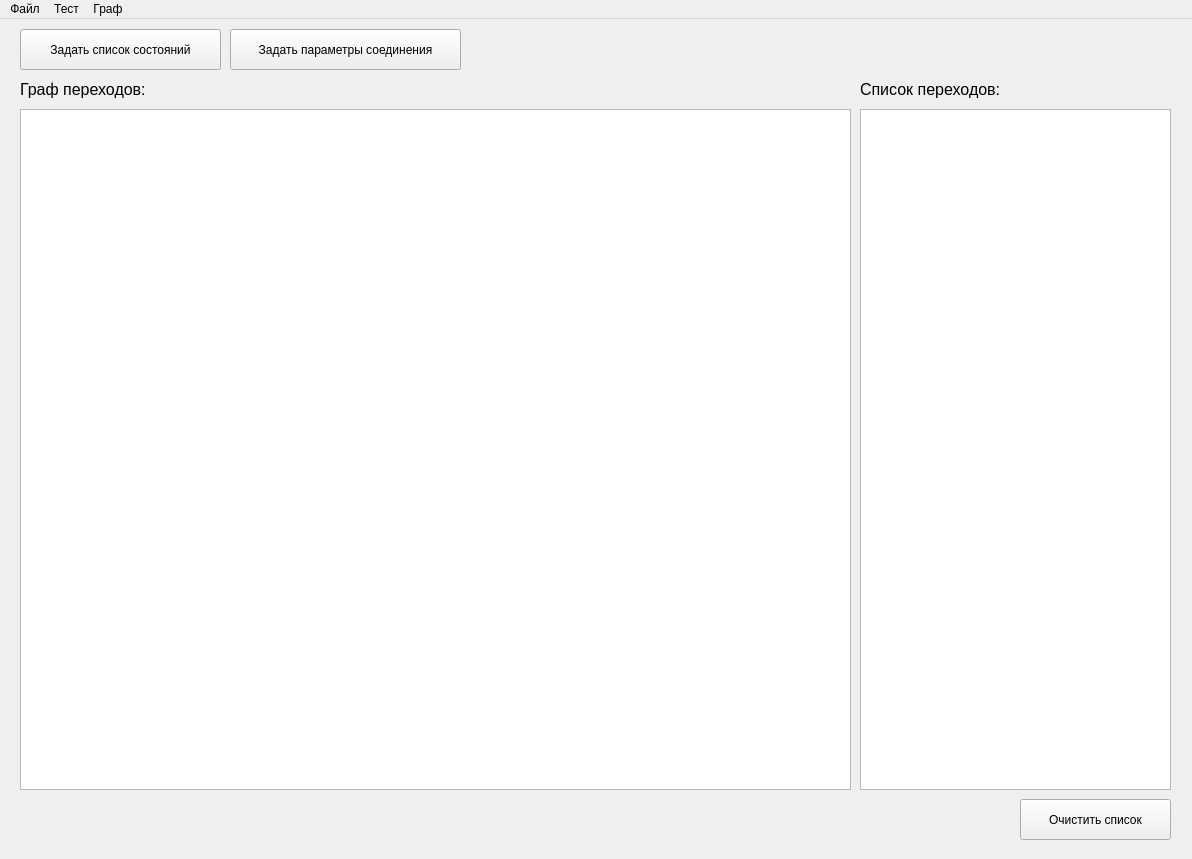
Before: the Qt Designer form mainwindow.ui in IrenPischulina/TestServer, drawn with Qt 5.
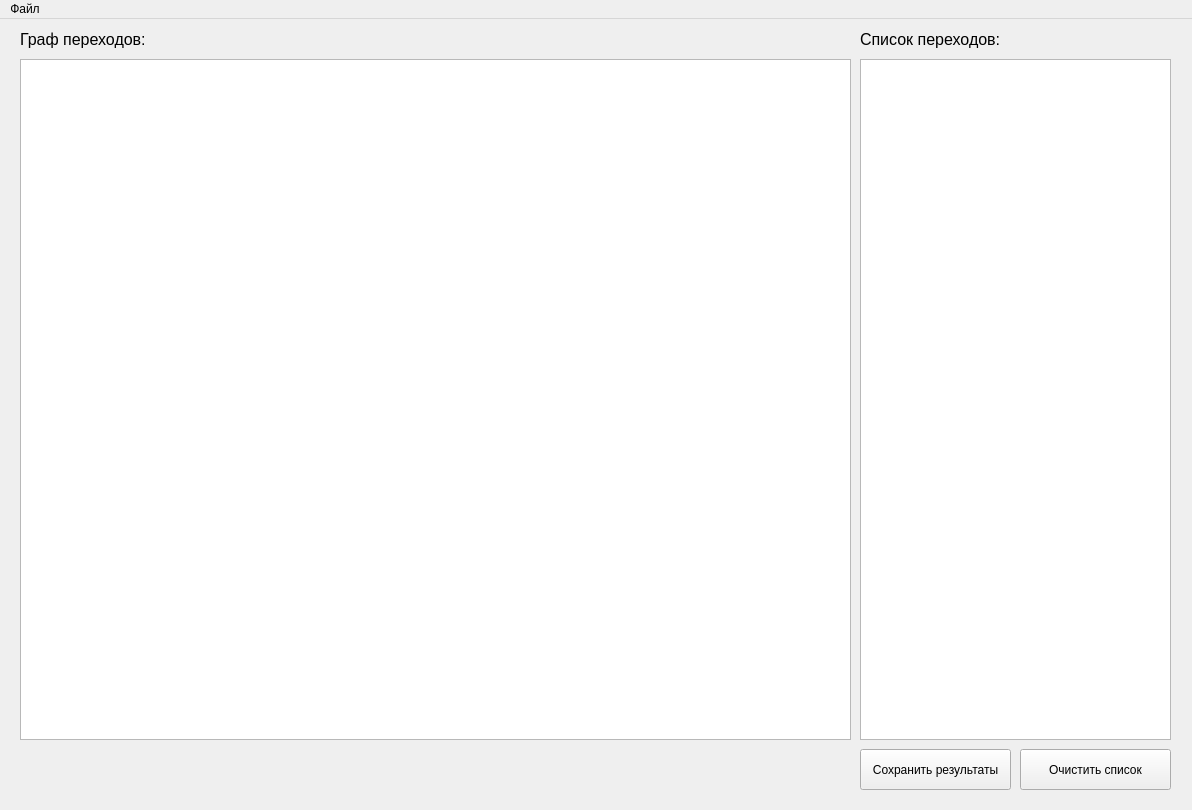
After: the same form once the commit is applied.

```diff
--- a/mainwindow.ui
+++ b/mainwindow.ui
@@ -7,31 +7,18 @@
     <x>0</x>
     <y>0</y>
     <width>1192</width>
-    <height>859</height>
+    <height>810</height>
    </rect>
   </property>
   <property name="windowTitle">
    <string>TestServer</string>
   </property>
   <widget class="QWidget" name="centralWidget">
-   <widget class="QPushButton" name="loadButton">
-    <property name="geometry">
-     <rect>
-      <x>20</x>
-      <y>10</y>
-      <width>201</width>
-      <height>41</height>
-     </rect>
-    </property>
-    <property name="text">
-     <string>Задать список состояний</string>
-    </property>
-   </widget>
    <widget class="QGraphicsView" name="graphicsView">
     <property name="geometry">
      <rect>
       <x>20</x>
-      <y>90</y>
+      <y>40</y>
       <width>831</width>
       <height>681</height>
      </rect>
@@ -41,30 +28,17 @@
     <property name="geometry">
      <rect>
       <x>860</x>
-      <y>90</y>
+      <y>40</y>
       <width>311</width>
       <height>681</height>
      </rect>
     </property>
    </widget>
-   <widget class="QPushButton" name="setIPButton">
-    <property name="geometry">
-     <rect>
-      <x>230</x>
-      <y>10</y>
-      <width>231</width>
-      <height>41</height>
-     </rect>
-    </property>
-    <property name="text">
-     <string>Задать параметры соединения</string>
-    </property>
-   </widget>
    <widget class="QLabel" name="label">
     <property name="geometry">
      <rect>
       <x>20</x>
-      <y>60</y>
+      <y>10</y>
       <width>141</width>
       <height>21</height>
      </rect>
@@ -82,7 +56,7 @@
     <property name="geometry">
      <rect>
       <x>860</x>
-      <y>60</y>
+      <y>10</y>
       <width>161</width>
       <height>21</height>
      </rect>
@@ -100,7 +74,7 @@
     <property name="geometry">
      <rect>
       <x>1020</x>
-      <y>780</y>
+      <y>730</y>
       <width>151</width>
       <height>41</height>
      </rect>
@@ -109,6 +83,19 @@
      <string>Очистить список</string>
     </property>
    </widget>
+   <widget class="QPushButton" name="saveButton">
+    <property name="geometry">
+     <rect>
+      <x>860</x>
+      <y>730</y>
+      <width>151</width>
+      <height>41</height>
+     </rect>
+    </property>
+    <property name="text">
+     <string>Сохранить результаты</string>
+    </property>
+   </widget>
   </widget>
   <widget class="QMenuBar" name="menuBar">
    <property name="geometry">
@@ -130,22 +117,9 @@
     <addaction name="separator"/>
     <addaction name="action_11"/>
     <addaction name="action_5"/>
-   </widget>
-   <widget class="QMenu" name="menu_2">
-    <property name="title">
-     <string>Тест</string>
-    </property>
-    <addaction name="action_2"/>
-   </widget>
-   <widget class="QMenu" name="menu_3">
-    <property name="title">
-     <string>Граф</string>
-    </property>
-    <addaction name="action_13"/>
+    <addaction name="action_11"/>
    </widget>
    <addaction name="menu"/>
-   <addaction name="menu_2"/>
-   <addaction name="menu_3"/>
   </widget>
   <action name="action">
    <property name="text">
```
Left out of the diff: 10 changed lines with no effect on the pictures.
